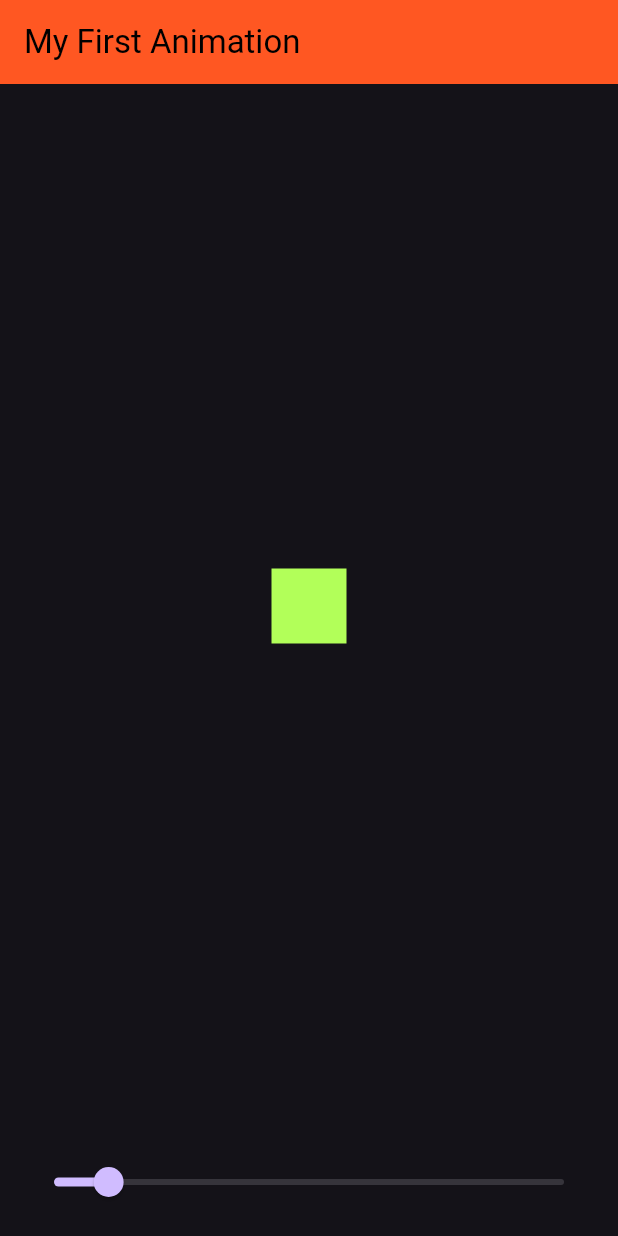
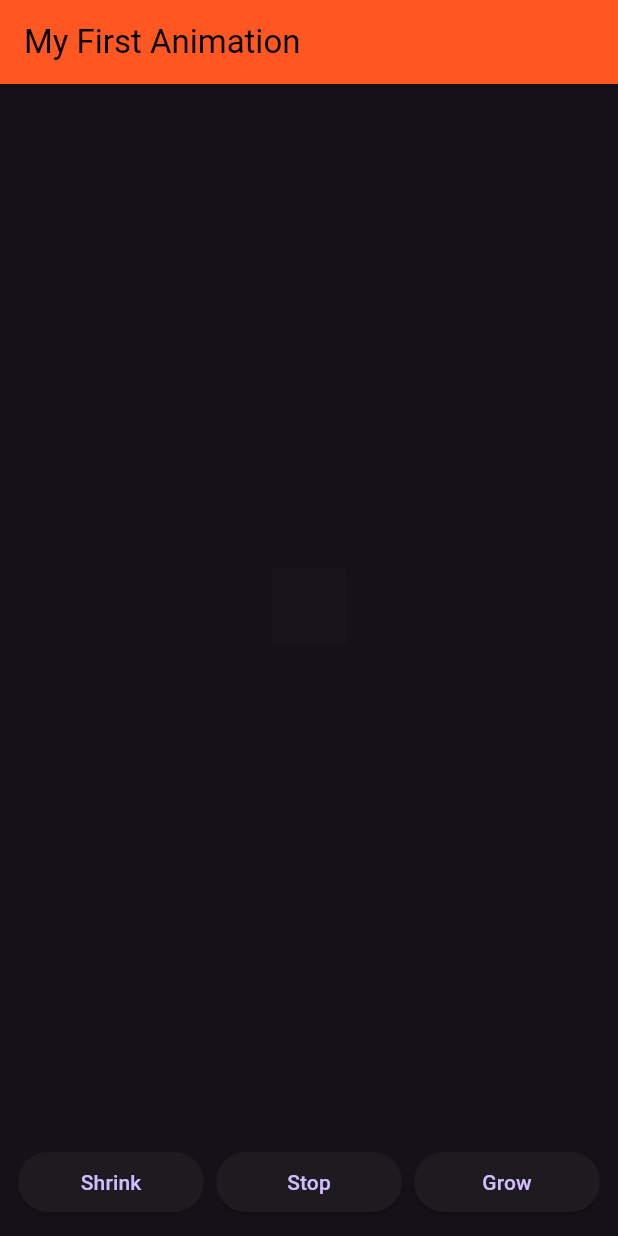
Before and after one commit to Dhannesh/app_animation, a Flutter app: the screen it shows after launch, on a phone screen of 412 x 824 dp. Run offline on Flutter 3.47's test engine with Material 3 defaults, Android fonts, the phone set to English and light mode, and no system bars.

```diff
--- a/lib/basic_animation.dart
+++ b/lib/basic_animation.dart
@@ -1,3 +1,6 @@
+import 'dart:async';
+import 'dart:math';
+
 import 'package:flutter/material.dart';
 
 class BasicAnimation extends StatefulWidget {
@@ -8,7 +11,13 @@ class BasicAnimation extends StatefulWidget {
 }
 
 class _BasicAnimationState extends State<BasicAnimation> {
-  double _sliderValue = 50.0;
+  double _side = 50.0;
+  Color _color = Color.fromARGB(
+      Random.secure().nextInt(255),
+      Random.secure().nextInt(255),
+      Random.secure().nextInt(255),
+      Random.secure().nextInt(255));
+  Timer? timer;
   @override
   Widget build(BuildContext context) {
     return Column(
@@ -16,10 +25,10 @@ class _BasicAnimationState extends State<BasicAnimation> {
         Expanded(
             child: Center(
           child: Container(
-            width: _sliderValue,
-            height: _sliderValue,
+            width: _side,
+            height: _side,
             alignment: Alignment.center,
-            decoration: BoxDecoration(color: Colors.lightGreenAccent),
+            decoration: BoxDecoration(color: _color),
           ),
         )),
         Padding(
@@ -27,15 +36,61 @@ class _BasicAnimationState extends State<BasicAnimation> {
           child: Row(
             children: <Widget>[
               Expanded(
-                  child: Slider(
-                      value: _sliderValue,
-                      min: 20,
-                      max: 300,
-                      onChanged: (double value) {
+                  child: ElevatedButton(
+                      child: Text('Shrink'),
+                      onPressed: () {
+                        timer?.cancel();
+                        timer = Timer.periodic(Duration(milliseconds: 100),
+                            (timer) {
+                          setState(() {
+                            if (_side > 1) {
+                              _side -= 2;
+                              if (_side % 10 == 0) {
+                                _color = Color.fromARGB(
+                                    Random.secure().nextInt(255),
+                                    Random.secure().nextInt(255),
+                                    Random.secure().nextInt(255),
+                                    Random.secure().nextInt(255));
+                              }
+                            }
+                          });
+                        });
+                      })),
+              const SizedBox(
+                width: 8,
+              ),
+              Expanded(
+                  child: ElevatedButton(
+                      child: Text('Stop'),
+                      onPressed: () {
                         setState(() {
-                          _sliderValue = value;
+                          timer?.cancel();
                         });
-                      }))
+                      })),
+              const SizedBox(
+                width: 8,
+              ),
+              Expanded(
+                  child: ElevatedButton(
+                      child: Text('Grow'),
+                      onPressed: () {
+                        timer?.cancel();
+                        timer = Timer.periodic(Duration(milliseconds: 100),
+                            (timer) {
+                          setState(() {
+                            if (_side < 300) {
+                              _side += 2;
+                              if (_side % 10 == 0) {
+                                _color = Color.fromARGB(
+                                    Random.secure().nextInt(255),
+                                    Random.secure().nextInt(255),
+                                    Random.secure().nextInt(255),
+                                    Random.secure().nextInt(255));
+                              }
+                            }
+                          });
+                        });
+                      })),
             ],
           ),
         )
```
Also changed, not shown: 1 other file.
